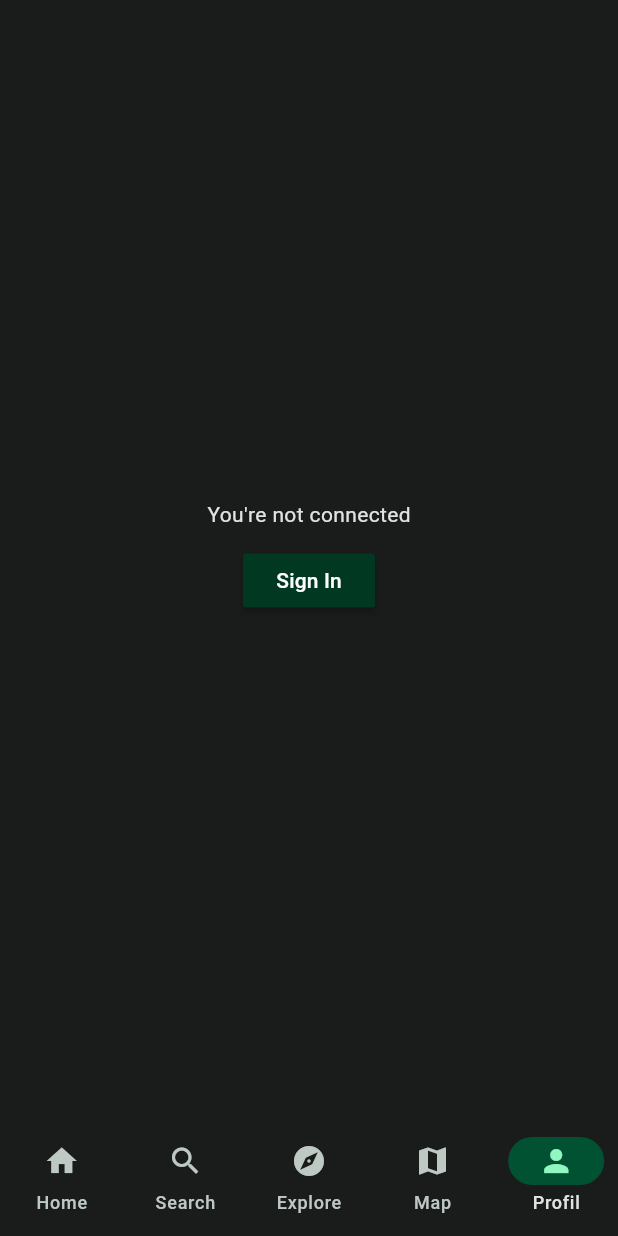
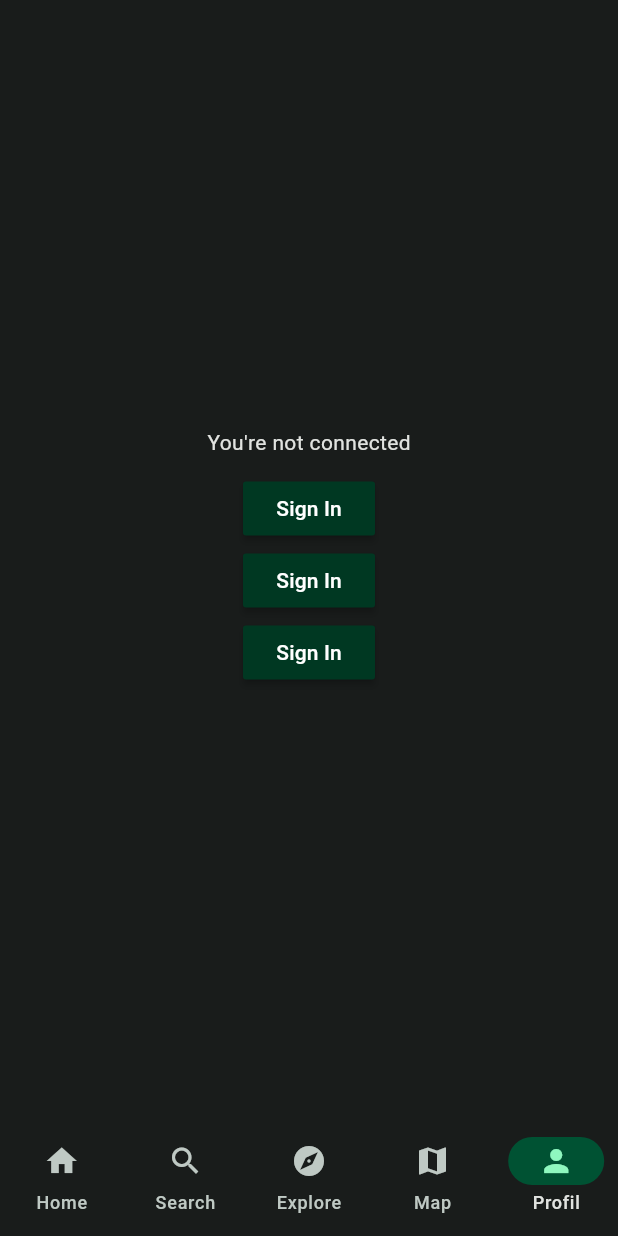
Before and after one commit to On-Arap/veggies_notes, a Flutter app: the screen it shows after launch, item 5 of the bottom bar chosen, on a phone screen of 412 x 824 dp. Run offline on Flutter 3.47's test engine with Material 2 defaults, Android fonts, the phone set to English and light mode, and no system bars; our stand-ins replace bloc, cloud_firestore, equatable, firebase_core, flutter_bloc, google_maps_flutter and 1 more; accounts and stored records are empty.

```diff
--- a/lib/pages/profil_page.dart
+++ b/lib/pages/profil_page.dart
@@ -20,6 +20,9 @@ class _ProfilPageState extends State<ProfilPage> {
           const Text("You're not connected"),
           const SizedBox(height: 10.0),
           MaterialButton(color: Theme.of(context).colorScheme.onSecondary, child: const Text("Sign In"), onPressed: () {}),
+MaterialButton(color: Theme.of(context).colorScheme.onSecondary, child: const Text("Sign In"), onPressed: () {}),
+
+          MaterialButton(color: Theme.of(context).colorScheme.onSecondary, child: const Text("Sign In"), onPressed: () {}),
         ],
       ),
     );
```
